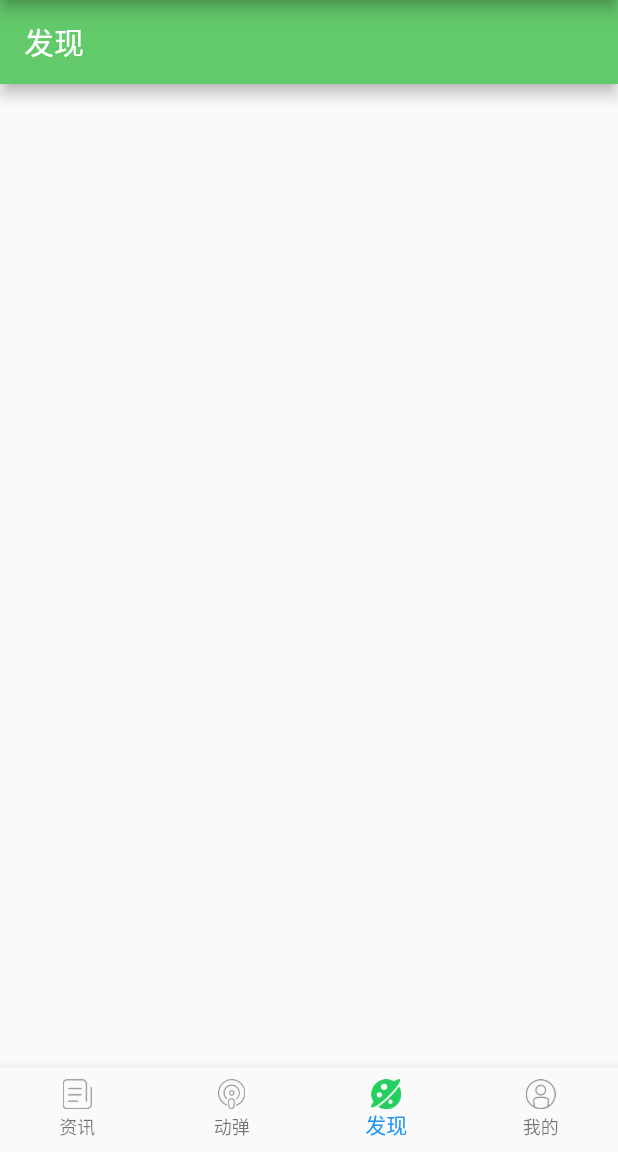
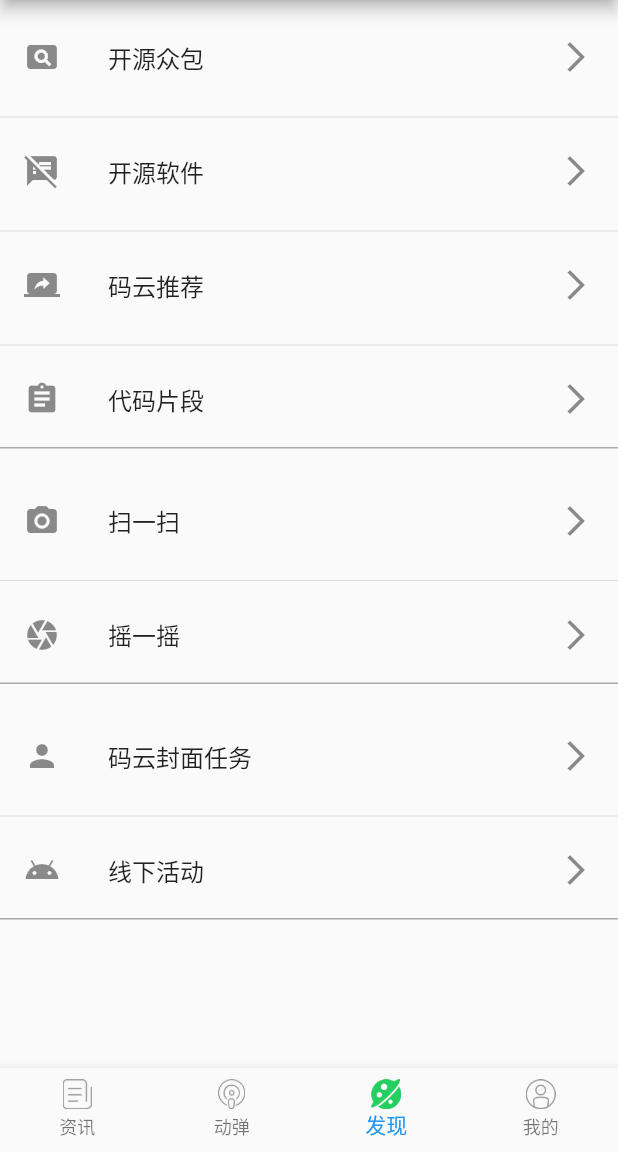
Before and after one commit to IOXusu/flutter_oschina, a Flutter app: the screen it shows after launch, swiped to page 3, on a phone screen of 412 x 824 dp, the part 84-1236 px from its top. Run offline on Flutter 3.47's test engine with Material 2 defaults, Android fonts, the phone set to English and light mode, and no system bars; our stand-ins replace event_bus, shared_preferences; missing offline and left inert: flutter_webview_plugin; accounts and stored records are empty.

Commit message:
发现页

```diff
--- a/lib/pages/discovery_page.dart
+++ b/lib/pages/discovery_page.dart
@@ -1,5 +1,6 @@
 import 'package:flutter/material.dart';
 import 'package:flutter_oschina/constants/constants.dart';
+import 'package:flutter_oschina/pages/common_web_page.dart';
 
 class DiscoveryPage extends StatefulWidget {
   @override
@@ -7,15 +8,94 @@ class DiscoveryPage extends StatefulWidget {
 }
 
 class DiscoveryPageState extends State<DiscoveryPage> {
+  List<Map<String, IconData>> blocks = [
+    {
+      '开源众包': Icons.pageview,
+      '开源软件': Icons.speaker_notes_off,
+      '码云推荐': Icons.screen_share,
+      '代码片段': Icons.assignment,
+    },
+    {
+      '扫一扫': Icons.camera_alt,
+      '摇一摇': Icons.camera,
+    },
+    {
+      '码云封面任务': Icons.person,
+      '线下活动': Icons.android,
+    }
+  ];
+
   @override
   Widget build(BuildContext context) {
-    return Scaffold(
-      appBar: AppBar(
-          iconTheme: IconThemeData(color: Color(AppColors.APPBAR)),
-          title: Text(
-            '发现',
-            style: TextStyle(color: Color(AppColors.APPBAR)),
-          )),
+    return ListView.builder(
+      itemCount: blocks.length,
+      itemBuilder: (context, blockIndex) {
+        return Container(
+          margin: const EdgeInsets.symmetric(vertical: 10.0),
+          decoration: BoxDecoration(
+            border: Border(
+              bottom: BorderSide(
+                width: 1.0,
+                color: Color(0xffaaaaaa),
+              ),
+            ),
+          ),
+          child: ListView.separated(
+              physics: NeverScrollableScrollPhysics(),
+              shrinkWrap: true,
+              itemBuilder: (context, mapIndex) {
+                return InkWell(
+                  onTap: () {
+                    _handleItemClick(
+                        blocks[blockIndex].keys.elementAt(mapIndex));
+                  },
+                  child: Container(
+                    height: 60.0,
+                    child: ListTile(
+                      leading:
+                          Icon(blocks[blockIndex].values.elementAt(mapIndex)),
+                      title: Text(blocks[blockIndex].keys.elementAt(mapIndex)),
+                      trailing: Icon(Icons.arrow_forward_ios),
+                    ),
+                  ),
+                );
+              },
+              separatorBuilder: (context, mapIndex) {
+                return Divider();
+              },
+              itemCount: blocks[blockIndex].length),
+        );
+      },
     );
   }
+
+  void _handleItemClick(String title) {
+    switch (title) {
+      case '开源众包':
+        _navToWebPaage(title, 'https://www.baidu.com/');
+        break;
+      case '开源软件':
+        break;
+      case '码云推荐':
+        break;
+      case '代码片段':
+        break;
+
+      case '扫一扫':
+        break;
+      case '摇一摇':
+        break;
+
+      case '码云封面任务':
+        break;
+      case '线下活动':
+        break;
+    }
+  }
+
+  void _navToWebPaage(String title, String url) {
+    if (title != null && url != null) {}
+    Navigator.of(context).push(MaterialPageRoute(
+        builder: (context) => CommonWebPage(title: title, url: url)));
+  }
 }
```
Also changed, not shown: lib/pages/common_web_page.dart (added, +72 -0 lines).
